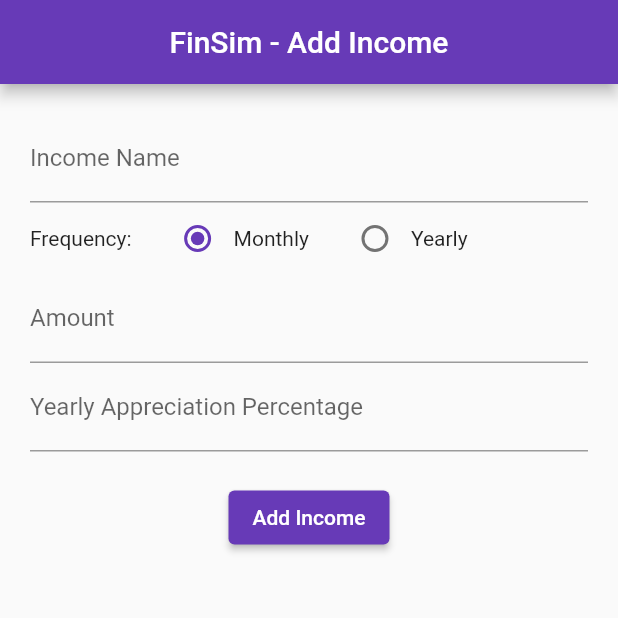
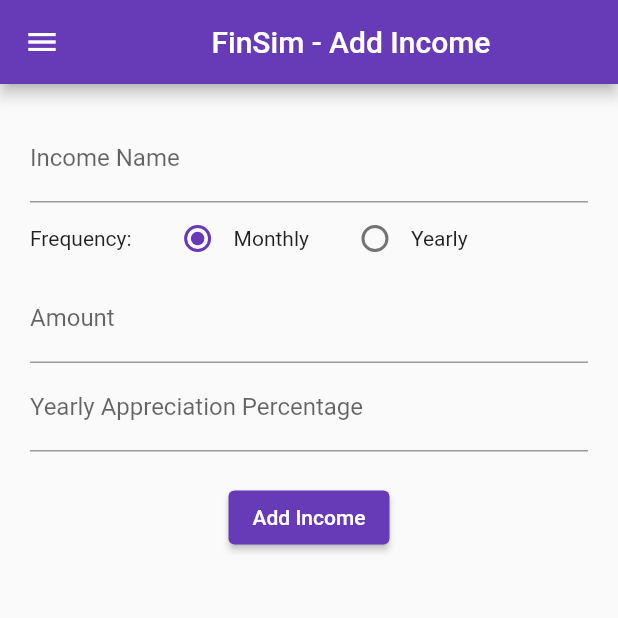
Before and after one commit to sunnyjaiswal22/finsim, a Flutter app: the screen it shows after launch, after a tap on "Continue", after a tap on "Add Income", on a phone screen of 412 x 824 dp, the top half of it. Run offline on Flutter 3.47's test engine with Material 2 defaults, Android fonts, the phone set to English and light mode, and no system bars; our stand-ins replace sqflite; accounts and stored records are empty.

Commit message:
Completed Add Income form. Added income sources list screen

```diff
--- a/lib/helpers/db_helper.dart
+++ b/lib/helpers/db_helper.dart
@@ -1,16 +1,73 @@
+import 'package:finsim/models/income.dart';
+import 'package:finsim/screens/add_income_screen.dart';
 import 'package:sqflite/sqflite.dart' as sql;
 import 'package:path/path.dart' as path;
 
 class DBHelper {
-  static Future<void> insert(String table, Map<String, Object> data) async {
+  static const dbName = 'finsim.db';
+  static const version = 1;
+
+  static Future<void> createDatabase(sql.Database db, version) {
+    return db.execute('''CREATE TABLE income(
+                  id INTEGER PRIMARY KEY AUTOINCREMENT,
+                  name TEXT,
+                  frequency INTEGER,
+                  amount INTEGER,
+                  yearlyAppreciationPercentage INTEGER)''');
+  }
+
+  static Future<sql.Database> getDatabase() async {
     final dbPath = await sql.getDatabasesPath();
-    sql.openDatabase(
-      path.join(dbPath, 'finsim.db'),
-      onCreate: (db, version) {
-        return db.execute(
-            'CREATE TABLE income(id INTEGER PRIMARY KEY AUTOINCREMENT, name TEXT, frequency INTEGER, amount INTEGER, yearlyAppreciationPercentage INTEGER)');
-      },
-      version: 1,
+    return sql.openDatabase(
+      path.join(dbPath, dbName),
+      onCreate: createDatabase,
+      version: version,
     );
   }
+
+  static Future<void> insert(String table, Map<String, Object> data) async {
+    final db = await getDatabase();
+
+    await db.insert(
+      table,
+      data,
+      conflictAlgorithm: sql.ConflictAlgorithm.replace,
+    );
+  }
+
+  static Future<List<Map<String, dynamic>>> fetch(String table) async {
+    final db = await getDatabase();
+
+    return db.query(table);
+  }
+
+  static Future<void> saveIncome(Income income) {
+    return insert(
+      'income',
+      {
+        'name': income.name,
+        'frequency': IncomeFrequency.values
+            .indexOf(income.frequency), //Storing enum index in database
+        'amount': income.amount,
+        'yearlyAppreciationPercentage': income.yearlyAppreciationPercentage,
+      },
+    );
+  }
+
+  static Future<List<Income>> getIncome() async {
+    final incomeMapList = await fetch('income');
+    List<Income> incomeList = [];
+    incomeMapList.forEach((incomeMap) {
+      var income = Income();
+      income.name = incomeMap['name'];
+      income.frequency = IncomeFrequency.values[incomeMap['frequency']];
+      income.amount = incomeMap['amount'];
+      income.yearlyAppreciationPercentage =
+          incomeMap['yearlyAppreciationPercentage'];
+
+      incomeList.add(income);
+    });
+
+    return incomeList;
+  }
 }
--- a/lib/main.dart
+++ b/lib/main.dart
@@ -1,5 +1,6 @@
 import 'package:finsim/screens/add_income_screen.dart';
 import 'package:finsim/screens/home_screen.dart';
+import 'package:finsim/screens/income_sources_screen.dart';
 import 'package:flutter/material.dart';
 
 void main() {
@@ -18,6 +19,7 @@ class MyApp extends StatelessWidget {
       routes: {
         '/': (context) => HomeScreen(),
         AddIncomeScreen.routeName: (context) => AddIncomeScreen(),
+        IncomeSourcesScreen.routeName: (context) => IncomeSourcesScreen(),
       },
     );
   }
--- a/lib/models/income.dart
+++ b/lib/models/income.dart
@@ -2,7 +2,7 @@ import 'package:finsim/screens/add_income_screen.dart';
 
 class Income {
   String name;
-  IncomeFrequency? frequency;
+  IncomeFrequency frequency;
   int amount;
   int yearlyAppreciationPercentage;
 
--- a/lib/screens/add_income_screen.dart
+++ b/lib/screens/add_income_screen.dart
@@ -1,5 +1,7 @@
 import 'package:finsim/helpers/db_helper.dart';
 import 'package:finsim/models/income.dart';
+import 'package:finsim/widgets/finsim_appbar.dart';
+import 'package:finsim/widgets/navigation_drawer.dart';
 import 'package:flutter/material.dart';
 import 'package:flutter/services.dart';
 
@@ -19,11 +21,8 @@ class _AddIncomeScreenState extends State<AddIncomeScreen> {
   @override
   Widget build(BuildContext context) {
     return Scaffold(
-      appBar: AppBar(
-        title: Center(
-          child: Text('FinSim - Add Income'),
-        ),
-      ),
+      appBar: FinSimAppBar.appbar(title: 'Add Income'),
+      drawer: NavigationDrawer(),
       body: Padding(
         padding: const EdgeInsets.all(20),
         child: Form(
@@ -53,7 +52,7 @@ class _AddIncomeScreenState extends State<AddIncomeScreen> {
                     groupValue: income.frequency,
                     onChanged: (IncomeFrequency? value) {
                       setState(() {
-                        income.frequency = value;
+                        income.frequency = value!;
                       });
                     },
                   ),
@@ -64,7 +63,7 @@ class _AddIncomeScreenState extends State<AddIncomeScreen> {
                     groupValue: income.frequency,
                     onChanged: (IncomeFrequency? value) {
                       setState(() {
-                        income.frequency = value;
+                        income.frequency = value!;
                       });
                     },
                   ),
@@ -103,9 +102,7 @@ class _AddIncomeScreenState extends State<AddIncomeScreen> {
               SizedBox(height: 20),
               ElevatedButton(
                 onPressed: () {
-                  print(
-                      'Name: ${income.name}, amount: ${income.amount}, frequency: ${income.frequency}');
-                  // DBHelper.insert('income', {});
+                  DBHelper.saveIncome(income);
                 },
                 child: Text('Add Income'),
               ),
--- a/lib/screens/home_screen.dart
+++ b/lib/screens/home_screen.dart
@@ -1,4 +1,7 @@
+import 'package:finsim/helpers/db_helper.dart';
+import 'package:finsim/models/income.dart';
 import 'package:finsim/screens/add_income_screen.dart';
+import 'package:finsim/widgets/navigation_drawer.dart';
 import 'package:flutter/material.dart';
 
 class HomeScreen extends StatefulWidget {
@@ -21,7 +24,10 @@ class _HomeScreenState extends State<HomeScreen> {
           ),
         ),
       ),
-      body: Padding(
+      drawer: NavigationDrawer(),
+      body: Wrap(
+        children: [
+          Padding(
             padding: EdgeInsets.symmetric(horizontal: 30, vertical: 0),
             child: Column(
               children: [
@@ -47,6 +53,8 @@ class _HomeScreenState extends State<HomeScreen> {
               ],
             ),
           ),
+        ],
+      ),
     );
   }
 }
--- /dev/null
+++ b/lib/widgets/finsim_appbar.dart
@@ -0,0 +1,11 @@
+import 'package:flutter/material.dart';
+
+class FinSimAppBar {
+  static AppBar appbar({required String title}) {
+    return AppBar(
+      title: Center(
+        child: Text('FinSim - $title'),
+      ),
+    );
+  }
+}
--- /dev/null
+++ b/lib/widgets/navigation_drawer.dart
@@ -0,0 +1,38 @@
+import 'package:finsim/screens/income_sources_screen.dart';
+import 'package:flutter/material.dart';
+
+class NavigationDrawer extends StatelessWidget {
+  const NavigationDrawer({Key? key}) : super(key: key);
+
+  @override
+  Widget build(BuildContext context) {
+    return Drawer(
+      child: ListView(
+        children: [
+          DrawerHeader(
+            decoration: BoxDecoration(color: Theme.of(context).primaryColor),
+            child: Image.asset('assets/images/logo_white.png'),
+          ),
+          ListTile(
+            title: Text('Home'),
+            onTap: () {
+              Navigator.pop(context);
+            },
+          ),
+          ListTile(
+            title: Text('Income Sources'),
+            onTap: () {
+              Navigator.pushNamed(context, IncomeSourcesScreen.routeName);
+            },
+          ),
+          ListTile(
+            title: Text('Expenditure'),
+            onTap: () {
+              Navigator.pop(context);
+            },
+          ),
+        ],
+      ),
+    );
+  }
+}
```
Also changed, not shown: lib/screens/income_sources_screen.dart (added, +68 -0 lines). Lines whose indentation alone changed are shown as unchanged.
